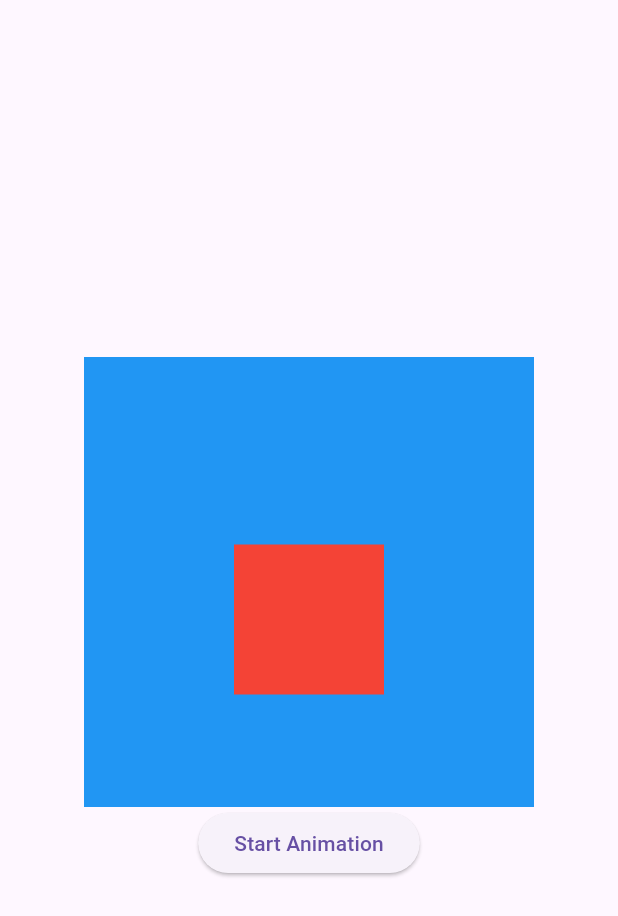
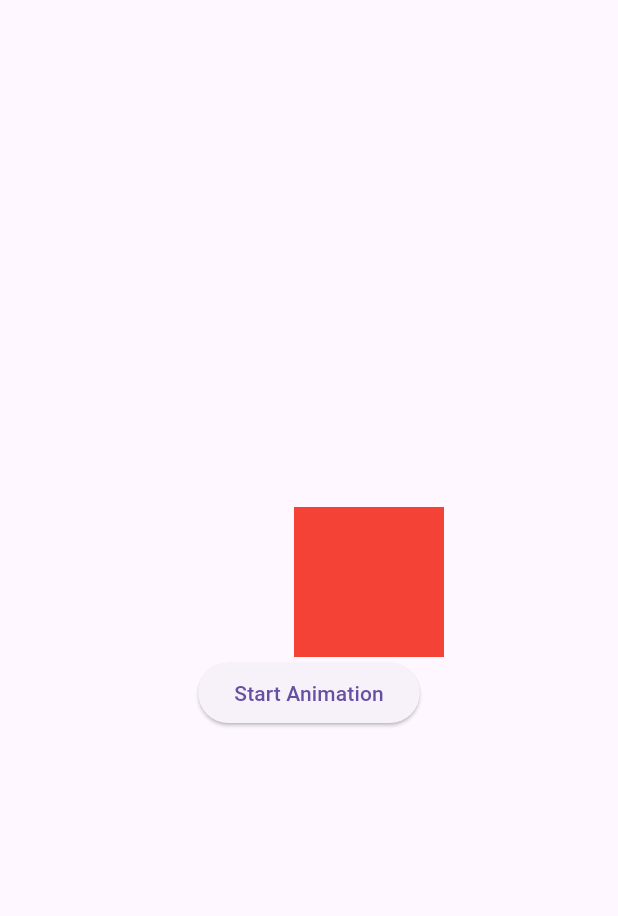
Before and after one commit to Eslam-Hossam1/animation_app, a Flutter app: the screen it shows after launch, after a tap on "Start Animation", on a phone screen of 412 x 824 dp. Shown: the top 916 px of the screen. Run offline on Flutter 3.47's test engine with Material 3 defaults, Android fonts, the phone set to English and light mode, and no system bars.

Commit message:
feat(animated-padding) create animated padding widget

```diff
--- a/lib/animations_view.dart
+++ b/lib/animations_view.dart
@@ -11,8 +11,7 @@ class AnimationsView extends StatefulWidget {
 
 class _AnimationsViewState extends State<AnimationsView> {
   bool isValuesChanged = false;
-  double left = 50;
-  double top = 25;
+  double left = 20;
   @override
   Widget build(BuildContext context) {
     /// Animated Widget
@@ -30,15 +29,9 @@ class _AnimationsViewState extends State<AnimationsView> {
         child: Column(
           mainAxisAlignment: MainAxisAlignment.center,
           children: [
-            Container(
-              width: 300,
-              height: 300,
-              color: Colors.blue,
-              child: Stack(
-                children: [
-                  AnimatedPositioned(
-                    top: top,
-                    left: left,
+            //لو ناوي تحط container فوقيها يبقى لا استعمل animated container والعب ف الpadding بتاعه احسن
+            AnimatedPadding(
+              padding: EdgeInsets.only(left: left),
               onEnd: () {
                 log('animation end');
               },
@@ -51,19 +44,16 @@ class _AnimationsViewState extends State<AnimationsView> {
                 color: Colors.red,
               ),
             ),
-                ],
-              ),
-            ),
             ElevatedButton(
               onPressed: () {
                 if (isValuesChanged) {
+                  //initial values
                   isValuesChanged = false;
-                  top = 25;
-                  left = 50;
+                  left = 20;
                 } else {
+                  //new values
                   isValuesChanged = true;
-                  top = 125;
-                  left = 100;
+                  left = 80;
                 }
                 setState(() {});
               },
```
Lines whose indentation alone changed are shown as unchanged.
